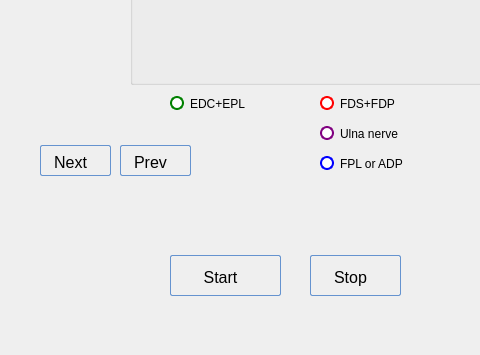
This is POML060_v1/programkeygripv2.ui in viniltc/POML060 as Qt 5 draws it before an edit; both pictures show x 0 to 480 and y 245 to 600 of the 714 by 600 pixel window. The edited form follows.
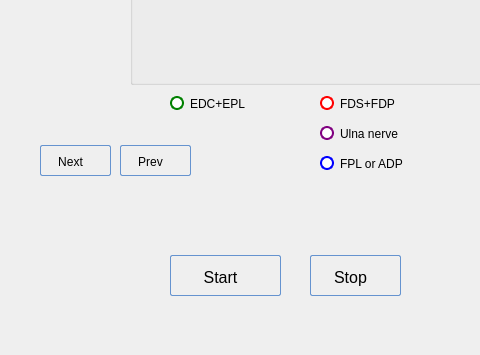
This is the edited form. Icons and pictures are not drawn.

Diff of the .ui file:
```diff
--- a/POML060_v1/programkeygripv2.ui
+++ b/POML060_v1/programkeygripv2.ui
@@ -702,7 +702,7 @@
                 stop :   0.5 #c7dfff, stop :   0.55 #afd2ff, stop :   1.0 #c0dbff);
         color: #0000;
         font:  large &quot;Arial&quot;;
-		font-size: 16px;
+		font-size: 12px;
         height: 30px;
 }
 
@@ -757,7 +757,7 @@
                 stop :   0.5 #c7dfff, stop :   0.55 #afd2ff, stop :   1.0 #c0dbff);
         color: #0000;
         font:  large &quot;Arial&quot;;
-		font-size: 16px;
+		font-size: 12px;
         height: 30px;
 }
 
```
Left out of the diff: 13 changed lines with no effect on the pictures.
